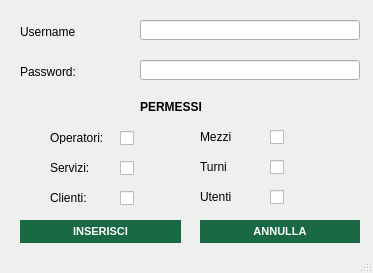
OT-Rax/AnconAmbiente, file src/main/gui/inserimento_utente.ui: the form before one commit.
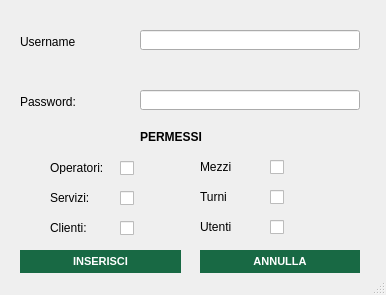
The form after the commit. Icons and pictures are not drawn.

Patch:
```diff
--- a/src/main/gui/inserimento_utente.ui
+++ b/src/main/gui/inserimento_utente.ui
@@ -6,8 +6,8 @@
    <rect>
     <x>0</x>
     <y>0</y>
-    <width>373</width>
-    <height>273</height>
+    <width>386</width>
+    <height>295</height>
    </rect>
   </property>
   <property name="windowTitle">
@@ -22,7 +22,7 @@
     <property name="geometry">
      <rect>
       <x>20</x>
-      <y>220</y>
+      <y>250</y>
       <width>161</width>
       <height>23</height>
      </rect>
@@ -52,7 +52,7 @@
     <property name="geometry">
      <rect>
       <x>50</x>
-      <y>131</y>
+      <y>161</y>
       <width>80</width>
       <height>13</height>
      </rect>
@@ -65,17 +65,20 @@
     <property name="geometry">
      <rect>
       <x>140</x>
-      <y>60</y>
+      <y>90</y>
       <width>220</width>
       <height>20</height>
      </rect>
     </property>
+    <property name="echoMode">
+     <enum>QLineEdit::Password</enum>
+    </property>
    </widget>
    <widget class="QLabel" name="label_6">
     <property name="geometry">
      <rect>
       <x>140</x>
-      <y>100</y>
+      <y>130</y>
       <width>80</width>
       <height>13</height>
      </rect>
@@ -88,7 +91,7 @@
     <property name="geometry">
      <rect>
       <x>200</x>
-      <y>220</y>
+      <y>250</y>
       <width>160</width>
       <height>23</height>
      </rect>
@@ -118,7 +121,7 @@
     <property name="geometry">
      <rect>
       <x>20</x>
-      <y>25</y>
+      <y>35</y>
       <width>55</width>
       <height>13</height>
      </rect>
@@ -131,7 +134,7 @@
     <property name="geometry">
      <rect>
       <x>140</x>
-      <y>20</y>
+      <y>30</y>
       <width>220</width>
       <height>20</height>
      </rect>
@@ -141,7 +144,7 @@
     <property name="geometry">
      <rect>
       <x>20</x>
-      <y>65</y>
+      <y>95</y>
       <width>55</width>
       <height>13</height>
      </rect>
@@ -154,7 +157,7 @@
     <property name="geometry">
      <rect>
       <x>50</x>
-      <y>161</y>
+      <y>191</y>
       <width>80</width>
       <height>13</height>
      </rect>
@@ -167,7 +170,7 @@
     <property name="geometry">
      <rect>
       <x>50</x>
-      <y>191</y>
+      <y>221</y>
       <width>100</width>
       <height>13</height>
      </rect>
@@ -180,7 +183,7 @@
     <property name="geometry">
      <rect>
       <x>120</x>
-      <y>130</y>
+      <y>160</y>
       <width>16</width>
       <height>17</height>
      </rect>
@@ -193,7 +196,7 @@
     <property name="geometry">
      <rect>
       <x>120</x>
-      <y>160</y>
+      <y>190</y>
       <width>16</width>
       <height>17</height>
      </rect>
@@ -206,7 +209,7 @@
     <property name="geometry">
      <rect>
       <x>120</x>
-      <y>190</y>
+      <y>220</y>
       <width>16</width>
       <height>17</height>
      </rect>
@@ -219,7 +222,7 @@
     <property name="geometry">
      <rect>
       <x>200</x>
-      <y>160</y>
+      <y>190</y>
       <width>80</width>
       <height>13</height>
      </rect>
@@ -232,7 +235,7 @@
     <property name="geometry">
      <rect>
       <x>270</x>
-      <y>189</y>
+      <y>219</y>
       <width>16</width>
       <height>17</height>
      </rect>
@@ -245,7 +248,7 @@
     <property name="geometry">
      <rect>
       <x>200</x>
-      <y>190</y>
+      <y>220</y>
       <width>60</width>
       <height>13</height>
      </rect>
@@ -258,19 +261,6 @@
     <property name="geometry">
      <rect>
       <x>270</x>
-      <y>129</y>
-      <width>16</width>
-      <height>17</height>
-     </rect>
-    </property>
-    <property name="text">
-     <string/>
-    </property>
-   </widget>
-   <widget class="QCheckBox" name="turni_check">
-    <property name="geometry">
-     <rect>
-      <x>270</x>
       <y>159</y>
       <width>16</width>
       <height>17</height>
@@ -280,11 +270,24 @@
      <string/>
     </property>
    </widget>
+   <widget class="QCheckBox" name="turni_check">
+    <property name="geometry">
+     <rect>
+      <x>270</x>
+      <y>189</y>
+      <width>16</width>
+      <height>17</height>
+     </rect>
+    </property>
+    <property name="text">
+     <string/>
+    </property>
+   </widget>
    <widget class="QLabel" name="label_9">
     <property name="geometry">
      <rect>
       <x>200</x>
-      <y>130</y>
+      <y>160</y>
       <width>60</width>
       <height>13</height>
      </rect>
@@ -293,6 +296,32 @@
      <string>Mezzi</string>
     </property>
    </widget>
+   <widget class="QLabel" name="username_error">
+    <property name="geometry">
+     <rect>
+      <x>140</x>
+      <y>10</y>
+      <width>230</width>
+      <height>17</height>
+     </rect>
+    </property>
+    <property name="text">
+     <string/>
+    </property>
+   </widget>
+   <widget class="QLabel" name="password_error">
+    <property name="geometry">
+     <rect>
+      <x>140</x>
+      <y>70</y>
+      <width>230</width>
+      <height>17</height>
+     </rect>
+    </property>
+    <property name="text">
+     <string/>
+    </property>
+   </widget>
   </widget>
   <widget class="QStatusBar" name="statusbar"/>
  </widget>
```
